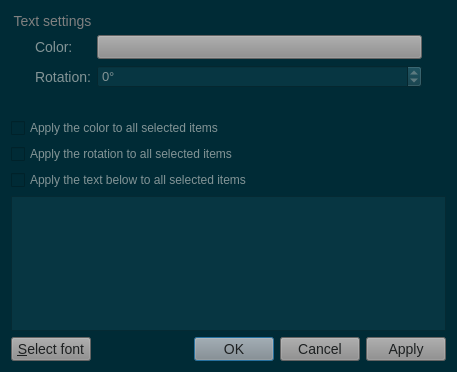
The window that gns3-gui-2.1.4/gns3/ui/text_editor_dialog.ui (n3oxmind/gns3theme) describes before a commit, drawn with Qt 5.
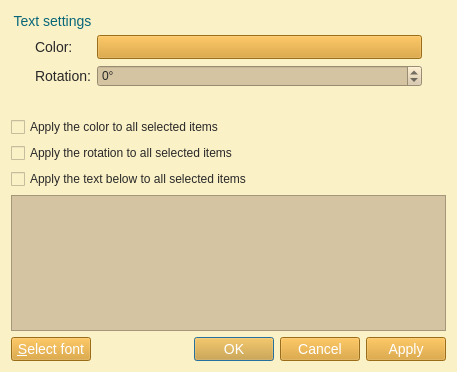
The same window after the commit.

Patch:
```diff
--- a/gns3-gui-2.1.4/gns3/ui/text_editor_dialog.ui
+++ b/gns3-gui-2.1.4/gns3/ui/text_editor_dialog.ui
@@ -15,27 +15,26 @@
   </property>
   <property name="styleSheet">
    <string notr="true">QWidget{
-	background-color: #002b36;
+	background-color: #fbf1c7;
 }
 QMenuBar::item{
-	background-color: #002b36;
+	background-color: #fbf1c7;
 }
 QDockWidget::title{
-	background: #073642;
+	background: #d5c4a1;
 	padding-left: 5px;
 }
 QDockWidget, QMenuBar{
-    color: #839496;
+    color: #282828;
     font: bold 14px;
 }
 QTextEdit, QPlainTextEdit, QLineEdit, QSpinBox, QComboBox {
-  background-color: #073642;
-  font: 13px;
-  color: #839496;
+  background-color: #d5c4a1;
+  color: #282828;
 }
 QTextEdit#uiConsoleTextEdit {
-  background-color: #002b36;
-  color: #839496;
+  background-color: #fbf1c7;
+  color: #282828;
   font: 13px;
 }
 QTabWidget {
@@ -43,84 +42,84 @@
 	border-top: 2px;
 }
 QTabBar::tab {
-    background: #073642;
-    color: #839496;
+    background: #d5c4a1;
+    color: #282828;
     min-width: 8ex;
     padding: 2px;
 	border-top-right-radius: 6px;
 	border-top-left-radius: 6px;
 }
 QTabBar::tab:selected {
-    background: #8a8a8a;
-	color: #1d2021;
+    background: #458588;
+	color: #FFFFFF;
 }
 QGroupBox {
-    color: #808080;
+    color: #076678;
     font: 14px;
     padding: 15px;
     border-style: none;
 }
 QMainWindow::separator {
-	background: #073642;
+	background: #d5c4a1;
 	width: 1px;
 	height: 1px;
 }
 QComboBox {
-	selection-background-color: #d75f00;
-	selection-color: #1c1c1c;
+	selection-background-color: #458588;
+	selection-color: #FFFFFF;
 }
 
 QToolBar{
-	background: #073642;
+	background: #d5c4a1;
 	border: 0px;
 }
 QPushButton {
-	background-color: #8a8a8a;
-    color: #1d2021;
+	background-color: #d79921;
+    color: #FFFFFF;
 	font: 14px;
 }
 QToolButton {
-	background-color: #8a8a8a;
-    color: #1d2021;
+	background-color: #d79921;
+    color: #FFFFFF;
 	font: 14px;
 }
 QTreeWidget, QListWidget {
-	background-color: #002b36;
-	color: #839496;
-    alternate-background-color: #073642;
+	background-color: #fbf1c7;
+	color: #282828;
+    alternate-background-color: #d5c4a1; 
 	font: 14px;
 }
 QTreeWidget#uiTreeWidget {
-	background-color: #073642;
-	color: #839496;
+	background-color: #d5c4a1;
+	color: #282828;
 	font: bold 16px;
 }
 QTreeWidget::item:selected, QTreeWidget::item:hover, QMenu::item:selected,QToolButton::hover,QPushButton::hover,QTabBar::tab:hover {
-	background-color: #d75f00;
-	color: #1c1c1c;
+	background-color: #458588;
+	color: #FFFFFF;
 }
 QMenu {
 	background-color: #002b36;
     color: #839496;
 }
 QLabel {
-	color: #839496;
+	color: #282828;
 	font: 14px;
 }
 QLabel#uiTitleLabel {
-	color: #839496;
+	color: #282828;
 	font: bold 16px;
 }
 
 QAbstractScrollArea::corner {
-    background: #002b36;
+    background: #fbf1c7;
 }
 QScrollBar::handle:horizontal {
-    background: #073642;
+    background: #d5c4a1;
     min-width: 20px;
 }
 QScrollBar::handle:vertical {
-    background: #073642;
+    background: #d5c4a1;
     min-width: 20px;
 }
 QScrollBar:vertical {
@@ -139,12 +138,12 @@
   background: none
 }
 QStatusBar {
-	background-color: #073642;
-	color: #839496;
+	background-color: #d5c4a1;
+	color: #282828;
 }
 
 QRadioButton, QCheckBox {
-  color: #839496;
+  color: #282828;
 }
 QRadioButton::disabled, QCheckBox::disabled {
   color: gray;
```
Left out of the diff: 4 changed lines with no effect on the pictures.
